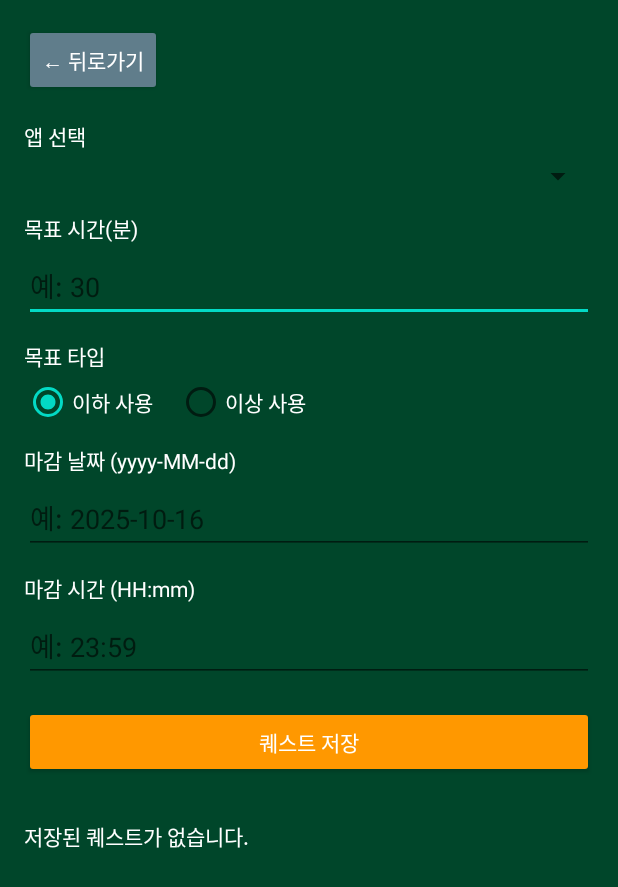
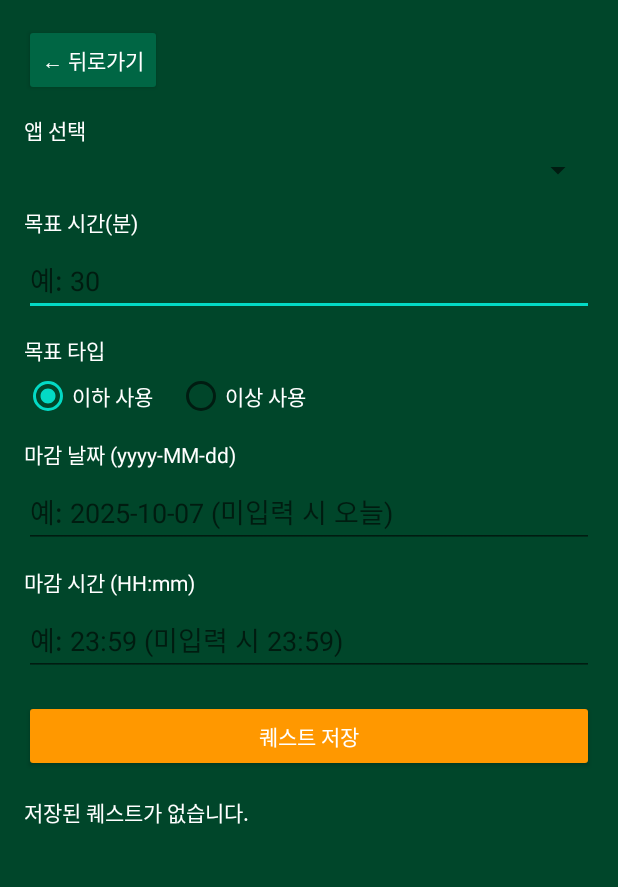
Before and after one commit to innoxo/TEAM-GRAD, an Android app built with Jetpack Compose: the QuestActivity screen opened directly, with no data from a screen before it, on a phone screen of 412 x 824 dp. Shown: the top 887 px of the screen. Run offline under Robolectric (Android 15) with nearby library versions, the light colour scheme and no system bars.

Commit message:
되돌림

```diff
--- a/apptracker/app/src/main/java/com/example/apptracker/QuestActivity.kt
+++ b/apptracker/app/src/main/java/com/example/apptracker/QuestActivity.kt
@@ -36,8 +36,10 @@ class QuestActivity : AppCompatActivity() {
         val btnSave = findViewById<Button>(R.id.btnSaveQuest)
         val btnBack = findViewById<Button>(R.id.btn_back)
 
-        // 🔙 뒤로가기 버튼
-        btnBack.setOnClickListener { finish() }
+        // 🔙 뒤로가기 버튼 (단순 종료)
+        btnBack.setOnClickListener {
+            finish()
+        }
 
         @Suppress("UNCHECKED_CAST")
         usageData = intent.getSerializableExtra("usageData") as? HashMap<String, Int>
@@ -56,8 +58,8 @@ class QuestActivity : AppCompatActivity() {
                 return@setOnClickListener
             }
 
-            val selectedPkg = usedApps[selectedIndex]
-            val appName = appNames[selectedIndex]
+            val selectedPkg = usedApps[selectedIndex]   // ✅ 패키지명
+            val appName = appNames[selectedIndex]       // ✅ 앱 이름
             val targetMinutes = etTargetMinutes.text.toString().toIntOrNull() ?: 0
             val goalType =
                 if (rgGoalType.checkedRadioButtonId == R.id.rbBelow) "이하 사용" else "이상 사용"
@@ -74,12 +76,7 @@ class QuestActivity : AppCompatActivity() {
             val quest = QuestItem(appName, selectedPkg, targetMinutes, goalType, deadlineDate, deadlineTime)
             saveQuest(quest)
             Toast.makeText(this, "'$appName' 퀘스트가 저장되었습니다!", Toast.LENGTH_SHORT).show()
-
-            // ✅ 강제 UI 갱신 (저장 직후 반영)
-            CoroutineScope(Dispatchers.Main).launch {
-                delay(100L)
-                updateQuestList()
-            }
+            updateQuestList()
         }
 
         updateQuestList()
@@ -106,7 +103,7 @@ class QuestActivity : AppCompatActivity() {
         }
     }
 
-    /** ✅ 실시간 앱 사용 데이터 가져오기 */
+    /** ✅ 실제 앱 사용 데이터 실시간 가져오기 */
     private fun getRealtimeUsageData(): Map<String, Int> {
         val usageStatsManager = getSystemService(Context.USAGE_STATS_SERVICE) as UsageStatsManager
         val end = System.currentTimeMillis()
@@ -196,7 +193,7 @@ class QuestActivity : AppCompatActivity() {
         prefs.edit().putString("quests_json", arr.toString()).apply()
     }
 
-    /** ✅ 퀘스트 상태 업데이트 및 표시 */
+    /** ✅ 실시간 사용량 업데이트 + 판정 */
     private fun updateQuestList() {
         val quests = loadQuests()
         questContainer.removeAllViews()
--- a/apptracker/app/src/main/res/layout/activity_quest.xml
+++ b/apptracker/app/src/main/res/layout/activity_quest.xml
@@ -1,14 +1,9 @@
 <?xml version="1.0" encoding="utf-8"?>
-<androidx.core.widget.NestedScrollView xmlns:android="http://schemas.android.com/apk/res/android"
-    xmlns:tools="http://schemas.android.com/tools"
+<LinearLayout xmlns:android="http://schemas.android.com/apk/res/android"
+    android:id="@+id/layout_quest"
     android:layout_width="match_parent"
     android:layout_height="match_parent"
     android:background="#00462A"
-    tools:context=".QuestActivity">
-
-    <LinearLayout
-        android:layout_width="match_parent"
-        android:layout_height="wrap_content"
     android:orientation="vertical"
     android:padding="16dp">
 
@@ -18,11 +13,12 @@
         android:layout_width="wrap_content"
         android:layout_height="wrap_content"
         android:text="← 뒤로가기"
-            android:backgroundTint="#607D8B"
+        android:backgroundTint="#006644"
         android:textColor="#FFFFFF"
-            android:layout_marginBottom="16dp" />
+        android:layout_marginBottom="12dp"
+        android:layout_gravity="start" />
 
-        <!-- 앱 선택 -->
+    <!-- 앱 선택 스피너 -->
     <TextView
         android:layout_width="match_parent"
         android:layout_height="wrap_content"
@@ -35,9 +31,10 @@
         android:id="@+id/spinnerAppList"
         android:layout_width="match_parent"
         android:layout_height="wrap_content"
+        android:spinnerMode="dropdown"
         android:layout_marginBottom="12dp" />
 
-        <!-- 목표 시간 -->
+    <!-- 목표 시간(분) -->
     <TextView
         android:layout_width="match_parent"
         android:layout_height="wrap_content"
@@ -87,7 +84,7 @@
             android:layout_marginStart="16dp" />
     </RadioGroup>
 
-        <!-- 마감일 -->
+    <!-- 마감일/시간 -->
     <TextView
         android:layout_width="match_parent"
         android:layout_height="wrap_content"
@@ -100,7 +97,7 @@
         android:id="@+id/etDeadlineDate"
         android:layout_width="match_parent"
         android:layout_height="wrap_content"
-            android:hint="예: 2025-10-16"
+        android:hint="예: 2025-10-07 (미입력 시 오늘)"
         android:inputType="date"
         android:layout_marginBottom="12dp" />
 
@@ -116,7 +113,7 @@
         android:id="@+id/etDeadlineTime"
         android:layout_width="match_parent"
         android:layout_height="wrap_content"
-            android:hint="예: 23:59"
+        android:hint="예: 23:59 (미입력 시 23:59)"
         android:inputType="time"
         android:layout_marginBottom="16dp" />
 
@@ -131,12 +128,16 @@
         android:layout_marginBottom="16dp" />
 
     <!-- 퀘스트 리스트 -->
+    <ScrollView
+        android:layout_width="match_parent"
+        android:layout_height="0dp"
+        android:layout_weight="1">
+
         <LinearLayout
             android:id="@+id/questContainer"
             android:layout_width="match_parent"
             android:layout_height="wrap_content"
-            android:orientation="vertical"
-            android:layout_marginTop="12dp" />
+            android:orientation="vertical" />
+    </ScrollView>
 
 </LinearLayout>
-</androidx.core.widget.NestedScrollView>
```
Lines whose indentation alone changed are shown as unchanged.
